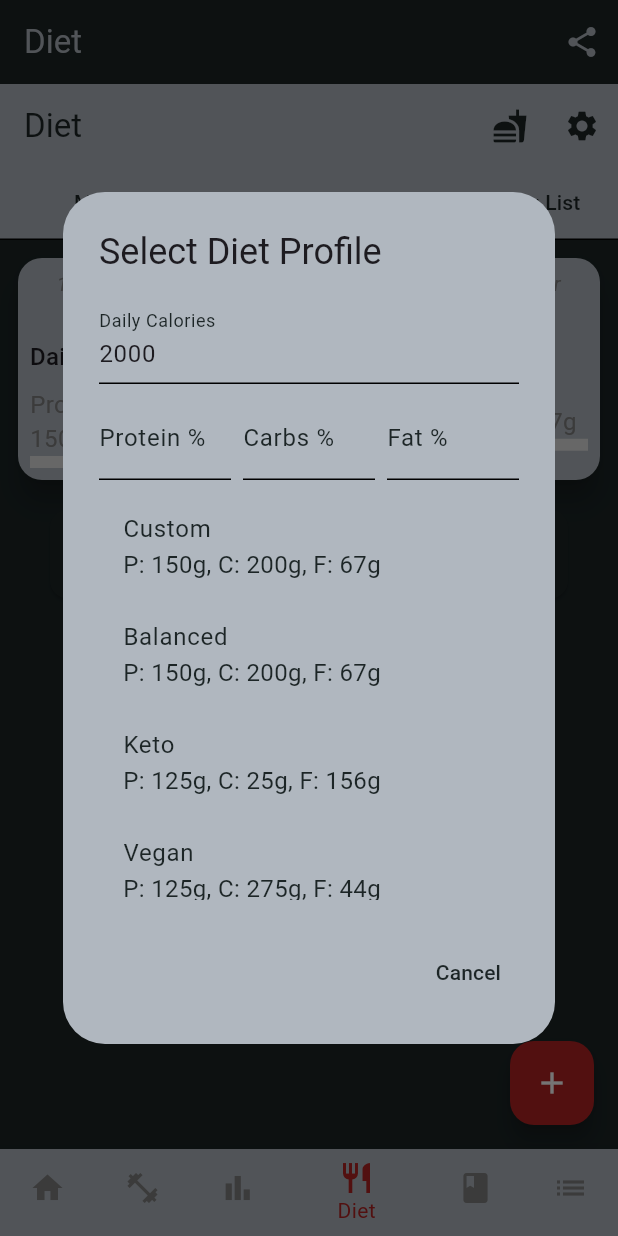
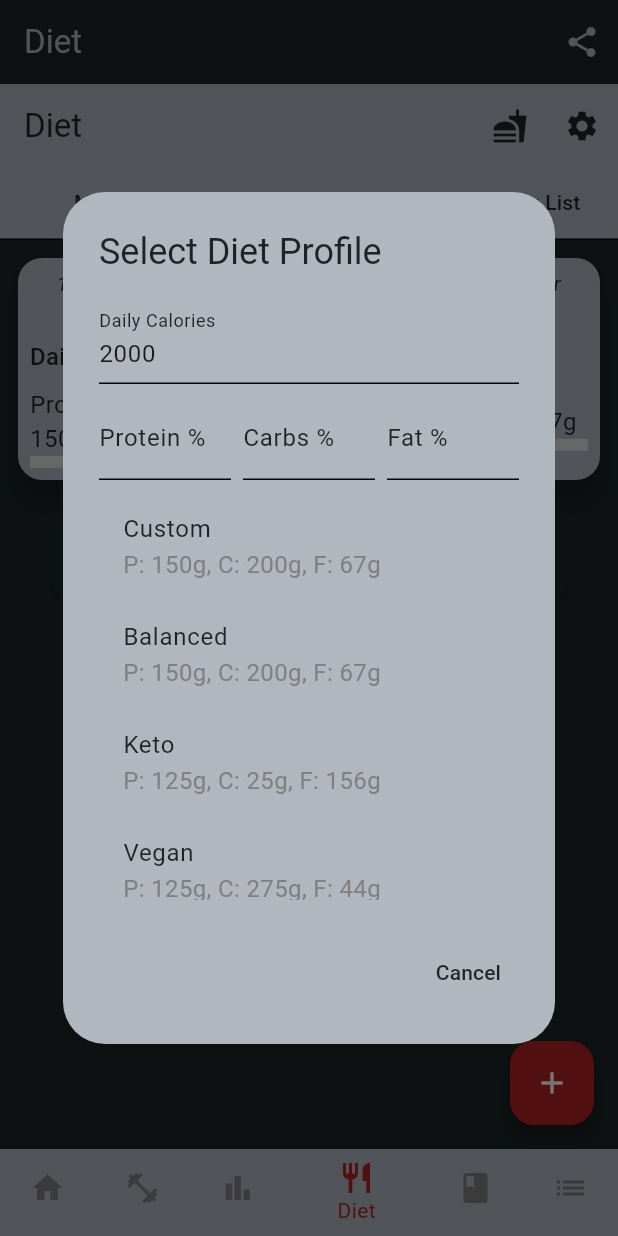
Before and after one commit to weaponx124/personal_trainer_app_clean2, a Flutter app: the screen it shows after launch, item 4 of the bottom bar chosen, after a tap on the "settings" icon, on a phone screen of 412 x 824 dp. Run offline on Flutter 3.47's test engine with Material 3 defaults, Android fonts, the light colour scheme and no system bars; our stand-ins replace animate_do, confetti, connectivity_plus, fl_chart, flutter_local_notifications, get_it and 6 more; accounts and stored records are empty.

Commit message:
trying to fix Diet screen BG

```diff
--- a/lib/features/diet/diet_screen.dart
+++ b/lib/features/diet/diet_screen.dart
@@ -47,7 +47,10 @@ class DietScreenState extends State<DietScreen> with SingleTickerProviderStateMi
       context: context,
       builder: (context) => StatefulBuilder(
         builder: (context, setState) => AlertDialog(
-          title: const Text('Select Diet Profile'),
+          title: const Text(
+            'Select Diet Profile',
+            style: TextStyle(color: Color(0xFF1C2526)), // Dark gray for light background
+          ),
           content: SizedBox(
             height: 400,
             width: 280,
@@ -113,8 +116,14 @@ class DietScreenState extends State<DietScreen> with SingleTickerProviderStateMi
                           scripture: 'Proverbs 16:3 - "Commit to the Lord whatever you do, and he will establish your plans."',
                         );
                         return ListTile(
-                          title: const Text('Custom'),
-                          subtitle: Text('P: ${customProfile.proteinGrams(calories).toStringAsFixed(0)}g, C: ${customProfile.carbsGrams(calories).toStringAsFixed(0)}g, F: ${customProfile.fatGrams(calories).toStringAsFixed(0)}g'),
+                          title: const Text(
+                            'Custom',
+                            style: TextStyle(color: Color(0xFF1C2526)), // Dark gray
+                          ),
+                          subtitle: Text(
+                            'P: ${customProfile.proteinGrams(calories).toStringAsFixed(0)}g, C: ${customProfile.carbsGrams(calories).toStringAsFixed(0)}g, F: ${customProfile.fatGrams(calories).toStringAsFixed(0)}g',
+                            style: const TextStyle(color: Color(0xFF808080)), // Gray
+                          ),
                           onTap: () {
                             _logic.setDietProfile(customProfile, calories);
                             Navigator.pop(context);
@@ -123,8 +132,14 @@ class DietScreenState extends State<DietScreen> with SingleTickerProviderStateMi
                       }
                       final profile = DietProfile.profiles[index - 1];
                       return ListTile(
-                        title: Text(profile.name),
-                        subtitle: Text('P: ${profile.proteinGrams(calories).toStringAsFixed(0)}g, C: ${profile.carbsGrams(calories).toStringAsFixed(0)}g, F: ${profile.fatGrams(calories).toStringAsFixed(0)}g'),
+                        title: Text(
+                          profile.name,
+                          style: const TextStyle(color: Color(0xFF1C2526)), // Dark gray
+                        ),
+                        subtitle: Text(
+                          'P: ${profile.proteinGrams(calories).toStringAsFixed(0)}g, C: ${profile.carbsGrams(calories).toStringAsFixed(0)}g, F: ${profile.fatGrams(calories).toStringAsFixed(0)}g',
+                          style: const TextStyle(color: Color(0xFF808080)), // Gray
+                        ),
                         onTap: () {
                           _logic.setDietProfile(profile, calories);
                           Navigator.pop(context);
@@ -139,7 +154,10 @@ class DietScreenState extends State<DietScreen> with SingleTickerProviderStateMi
           actions: [
             TextButton(
               onPressed: () => Navigator.pop(context),
-              child: const Text('Cancel'),
+              child: const Text(
+                'Cancel',
+                style: TextStyle(color: Color(0xFF1C2526)), // Dark gray
+              ),
             ),
           ],
         ),
@@ -157,7 +175,10 @@ class DietScreenState extends State<DietScreen> with SingleTickerProviderStateMi
       context: context,
       builder: (context) => StatefulBuilder(
         builder: (context, setState) => AlertDialog(
-          title: const Text('Set Up Meals'),
+          title: const Text(
+            'Set Up Meals',
+            style: TextStyle(color: Color(0xFF1C2526)), // Dark gray
+          ),
           content: SizedBox(
             height: 400,
             width: 280,
--- a/lib/features/diet/meals_tab.dart
+++ b/lib/features/diet/meals_tab.dart
@@ -1,5 +1,5 @@
 import 'package:flutter/material.dart';
-import 'package:google_fonts/google_fonts.dart'; // Added import
+import 'package:google_fonts/google_fonts.dart';
 import './diet_screen_logic.dart';
 import './widgets/meal_log.dart';
 import './diet_profile.dart';
@@ -12,12 +12,13 @@ class MealsTab extends StatelessWidget {
 
   @override
   Widget build(BuildContext context) {
-    return ValueListenableBuilder<DietProfile>(
+    return Scaffold(
+      body: ValueListenableBuilder<DietProfile>(
         valueListenable: logic.dietProfile,
         builder: (context, profile, _) {
           return ValueListenableBuilder<List<Meal>>(
             valueListenable: logic.meals,
-          builder: (context, meals, child) {
+            builder: (context, meals, _) {
               final calories = logic.effectiveCalories;
               final proteinProgress = logic.loggedProtein / profile.proteinGrams(calories);
               final carbsProgress = logic.loggedCarbs / profile.carbsGrams(calories);
@@ -44,13 +45,18 @@ class MealsTab extends StatelessWidget {
                           children: [
                             Text(
                               profile.scripture,
-                            style: Theme.of(context).textTheme.bodySmall?.copyWith(fontStyle: FontStyle.italic),
+                              style: Theme.of(context).textTheme.bodySmall?.copyWith(
+                                fontStyle: FontStyle.italic,
+                                color: const Color(0xFF1C2526),
+                              ),
                               textAlign: TextAlign.center,
                             ),
                             const SizedBox(height: 8),
                             Text(
                               'Daily Goals (${profile.name})',
-                            style: Theme.of(context).textTheme.titleMedium,
+                              style: Theme.of(context).textTheme.titleMedium?.copyWith(
+                                color: const Color(0xFF1C2526),
+                              ),
                             ),
                             const SizedBox(height: 8),
                             Row(
@@ -60,10 +66,13 @@ class MealsTab extends StatelessWidget {
                                   child: Column(
                                     crossAxisAlignment: CrossAxisAlignment.start,
                                     children: [
-                                    Text('Protein: ${logic.loggedProtein.toStringAsFixed(1)} / ${profile.proteinGrams(calories).toStringAsFixed(1)}g'),
+                                      Text(
+                                        'Protein: ${logic.loggedProtein.toStringAsFixed(1)} / ${profile.proteinGrams(calories).toStringAsFixed(1)}g',
+                                        style: const TextStyle(color: Color(0xFF1C2526)),
+                                      ),
                                       LinearProgressIndicator(
                                         value: proteinProgress.clamp(0.0, 1.0),
-                                      valueColor: AlwaysStoppedAnimation<Color>(Colors.green),
+                                        valueColor: const AlwaysStoppedAnimation<Color>(Colors.green),
                                         backgroundColor: Colors.grey[300],
                                       ),
                                     ],
@@ -74,10 +83,13 @@ class MealsTab extends StatelessWidget {
                                   child: Column(
                                     crossAxisAlignment: CrossAxisAlignment.start,
                                     children: [
-                                    Text('Carbs: ${logic.loggedCarbs.toStringAsFixed(1)} / ${profile.carbsGrams(calories).toStringAsFixed(1)}g'),
+                                      Text(
+                                        'Carbs: ${logic.loggedCarbs.toStringAsFixed(1)} / ${profile.carbsGrams(calories).toStringAsFixed(1)}g',
+                                        style: const TextStyle(color: Color(0xFF1C2526)),
+                                      ),
                                       LinearProgressIndicator(
                                         value: carbsProgress.clamp(0.0, 1.0),
-                                      valueColor: AlwaysStoppedAnimation<Color>(Colors.blue),
+                                        valueColor: const AlwaysStoppedAnimation<Color>(Colors.blue),
                                         backgroundColor: Colors.grey[300],
                                       ),
                                     ],
@@ -88,10 +100,13 @@ class MealsTab extends StatelessWidget {
                                   child: Column(
                                     crossAxisAlignment: CrossAxisAlignment.start,
                                     children: [
-                                    Text('Fat: ${logic.loggedFat.toStringAsFixed(1)} / ${profile.fatGrams(calories).toStringAsFixed(1)}g'),
+                                      Text(
+                                        'Fat: ${logic.loggedFat.toStringAsFixed(1)} / ${profile.fatGrams(calories).toStringAsFixed(1)}g',
+                                        style: const TextStyle(color: Color(0xFF1C2526)),
+                                      ),
                                       LinearProgressIndicator(
                                         value: fatProgress.clamp(0.0, 1.0),
-                                      valueColor: AlwaysStoppedAnimation<Color>(Colors.orange),
+                                        valueColor: const AlwaysStoppedAnimation<Color>(Colors.orange),
                                         backgroundColor: Colors.grey[300],
                                       ),
                                     ],
@@ -133,7 +148,14 @@ class MealsTab extends StatelessWidget {
                       children: logic.mealNames.map((mealName) {
                         final groupMeals = mealGroups[mealName] ?? [];
                         return ExpansionTile(
-                        title: Text('$mealName (${groupMeals.length})'),
+                          title: Text(
+                            '$mealName (${groupMeals.length})',
+                            style: GoogleFonts.roboto(
+                              fontSize: 16,
+                              color: const Color(0xFF1C2526),
+                              fontWeight: FontWeight.bold,
+                            ),
+                          ),
                           children: groupMeals.map((meal) {
                             return ListTile(
                               title: Text(
@@ -154,11 +176,11 @@ class MealsTab extends StatelessWidget {
                                 mainAxisSize: MainAxisSize.min,
                                 children: [
                                   IconButton(
-                                  icon: const Icon(Icons.edit),
+                                    icon: const Icon(Icons.edit, color: Color(0xFF1C2526)),
                                     onPressed: () => logic.editMeal(meal),
                                   ),
                                   IconButton(
-                                  icon: const Icon(Icons.delete),
+                                    icon: const Icon(Icons.delete, color: Color(0xFF1C2526)),
                                     onPressed: () => logic.deleteMeal(meal.id),
                                   ),
                                 ],
@@ -174,6 +196,7 @@ class MealsTab extends StatelessWidget {
             },
           );
         },
+      ),
     );
   }
 }
```
Also changed, not shown: lib/features/diet/diet_screen_logic.dart (+23 -12 lines). Lines whose indentation alone changed are shown as unchanged.
